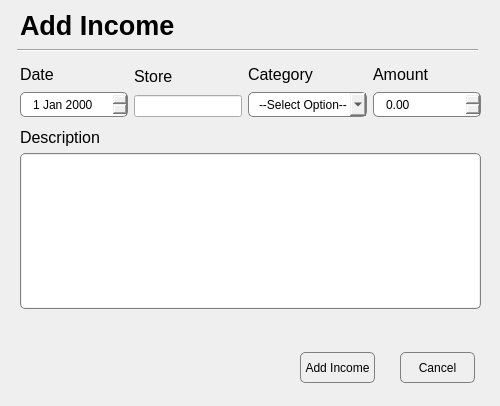
Above: incomeDialog.ui from j-bloom/BudgetBuddy before the change. Below: the same form after it.
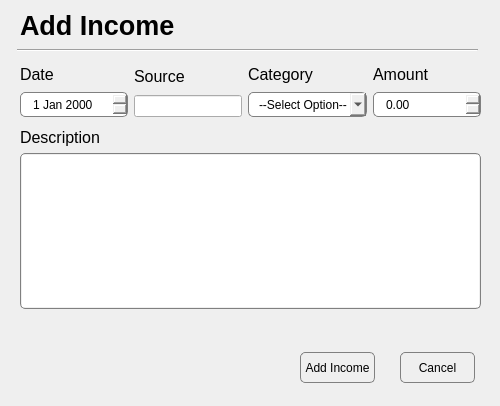
That is the form after the change.

Commit message: change store_name to source

```diff
--- a/incomeDialog.ui
+++ b/incomeDialog.ui
@@ -187,7 +187,7 @@
          </font>
         </property>
         <property name="text">
-         <string>Store</string>
+         <string>Source</string>
         </property>
        </widget>
       </item>
```
Left out of the diff: 4 changed lines with no effect on the pictures. The commit also changes 6 other files.
